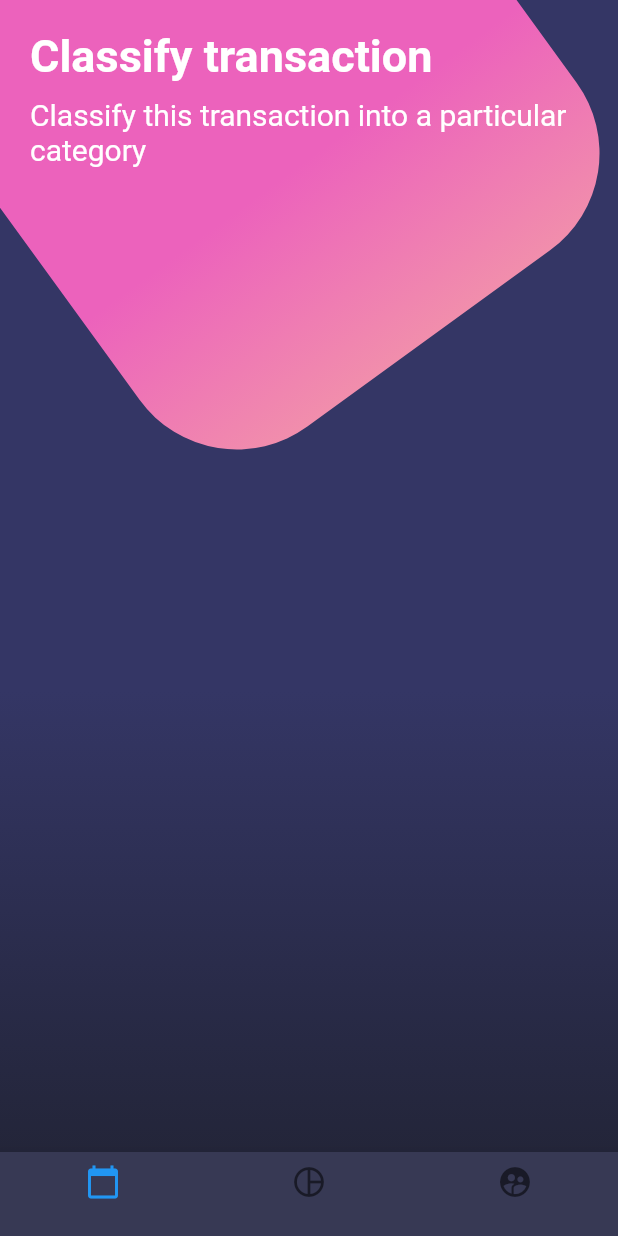
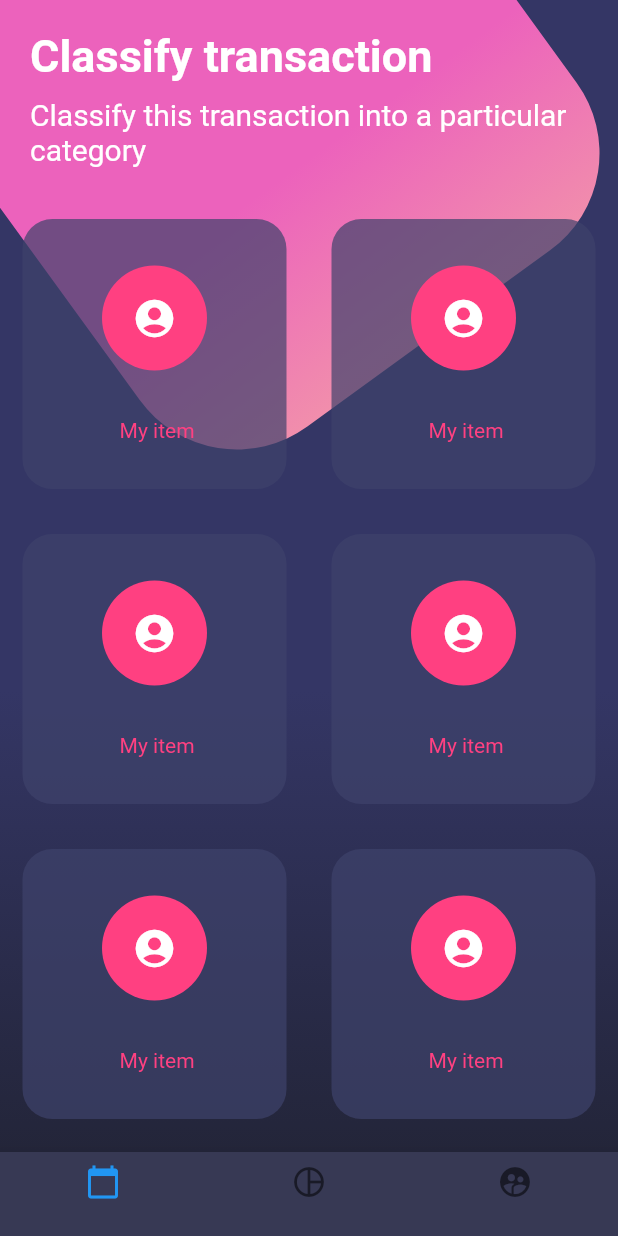
Before and after one commit to bryansrm/flutter_designs_1, a Flutter app: the screen it shows after launch, on a phone screen of 412 x 824 dp. Run offline on Flutter 3.47's test engine with Material 2 defaults, Android fonts, the phone set to English and light mode, and no system bars.

Commit message:
add table with icons

```diff
--- a/lib/src/pages/botones_page.dart
+++ b/lib/src/pages/botones_page.dart
@@ -20,6 +20,7 @@ class BotonesPage extends StatelessWidget {
             child: Column(
               children: <Widget>[
                 _titulos(),
+                _botonesRedondeados()
               ],
             )
           ),
@@ -152,4 +153,59 @@ class BotonesPage extends StatelessWidget {
 
   }
 
+  Widget _botonesRedondeados(){
+
+    return Table(
+      children: <TableRow>[
+        TableRow(
+          children: [
+            _crearBotonRedondeado(),
+            _crearBotonRedondeado(),
+          ]
+        ),
+        TableRow(
+          children: [
+            _crearBotonRedondeado(),
+            _crearBotonRedondeado(),
+          ]
+        ),
+        TableRow(
+          children: [
+            _crearBotonRedondeado(),
+            _crearBotonRedondeado(),
+          ]
+        )
+      ],
+    );
+
+  }
+
+  Widget _crearBotonRedondeado(){
+
+    return Container(
+      height: 180.0,
+      margin: EdgeInsets.all(15.0),
+      decoration: BoxDecoration(
+        color: Color.fromRGBO(62, 66, 107, 0.7),
+        borderRadius: BorderRadius.circular(20.0)
+      ),
+      child: Container(
+        padding: EdgeInsets.symmetric(vertical: 15.0),
+        child: Column(
+          mainAxisAlignment: MainAxisAlignment.spaceAround,
+          children: <Widget>[
+            //SizedBox(height: 5.0,),
+            CircleAvatar(
+              backgroundColor: Colors.pinkAccent,
+              radius: 35.0,
+              child: Icon( Icons.account_circle, color: Colors.white, size: 30.0,)
+            ),
+            Text(' My item', style: TextStyle(color: Colors.pinkAccent),),
+            //SizedBox(height: 5.0,),
+          ],
+        ),
+      ),
+    );
+
+  }
 }
```
